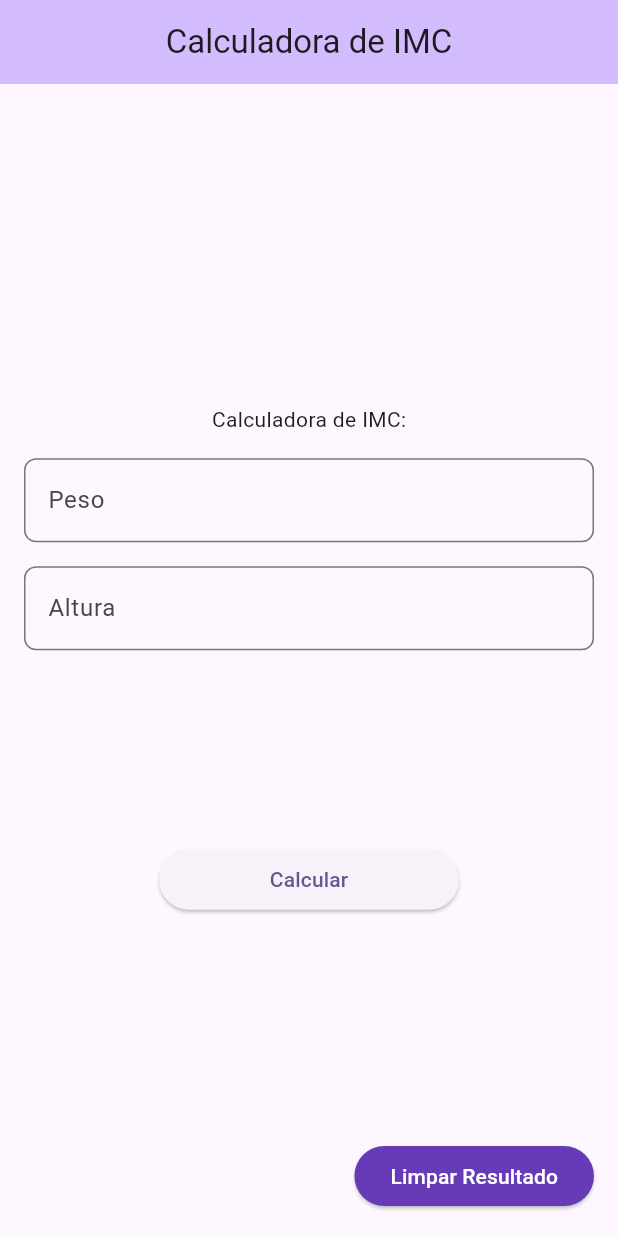
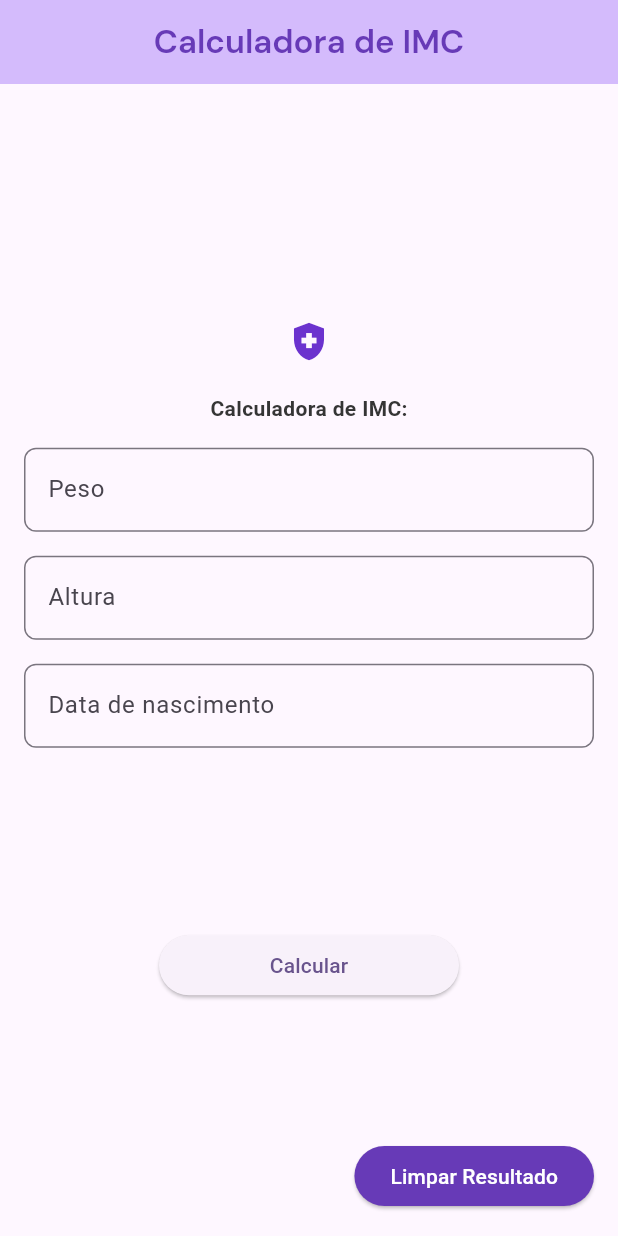
Before and after one commit to beaVaz/Calculadora-IMC-Flutter, a Flutter app: the screen it shows after launch, on a phone screen of 412 x 824 dp. Run offline on Flutter 3.47's test engine with Material 2 defaults, Android fonts, the phone set to English and light mode, and no system bars; our stand-ins replace google_fonts.

```diff
--- a/lib/main.dart
+++ b/lib/main.dart
@@ -1,4 +1,5 @@
 import 'package:flutter/material.dart';
+import 'package:google_fonts/google_fonts.dart';
 
 void main() {
   runApp(const MyApp());
@@ -8,12 +9,18 @@ class MyApp extends StatelessWidget {
   const MyApp({super.key});
 
   // This widget is the root of your application.
+  Text returnText(String texto) {
+    return Text(texto,
+        style: const TextStyle(fontSize: 16, fontWeight: FontWeight.bold));
+  }
+
   @override
   Widget build(BuildContext context) {
     return MaterialApp(
       title: 'Flutter Demo',
       theme: ThemeData(
-        colorScheme: ColorScheme.fromSeed(seedColor: Colors.deepPurple),
+        colorScheme: ColorScheme.fromSeed(
+            seedColor: const Color.fromARGB(255, 162, 108, 255)),
         useMaterial3: true,
       ),
       home: const MyHomePage(title: 'Calculadora de IMC'),
@@ -33,6 +40,7 @@ class MyHomePage extends StatefulWidget {
 class _MyHomePageState extends State<MyHomePage> {
   TextEditingController controllerPeso = TextEditingController();
   TextEditingController controllerAltura = TextEditingController();
+  var dataNascimentoController = TextEditingController(text: '');
   String resultadoImc = "";
   String feedbackImc = "";
 
@@ -41,7 +49,9 @@ class _MyHomePageState extends State<MyHomePage> {
     return Scaffold(
       appBar: AppBar(
         backgroundColor: Theme.of(context).colorScheme.inversePrimary,
-        title: Text(widget.title),
+        title: Text(widget.title,
+            style: GoogleFonts.dmSans(
+                fontWeight: FontWeight.w600, color: Colors.deepPurple)),
         centerTitle: true,
       ),
       body: Center(
@@ -50,8 +60,19 @@ class _MyHomePageState extends State<MyHomePage> {
           child: Column(
             mainAxisAlignment: MainAxisAlignment.center,
             children: <Widget>[
+              const Icon(
+                Icons.health_and_safety_sharp,
+                size: 30,
+                color: Color.fromARGB(255, 107, 50, 206),
+              ),
+              const SizedBox(
+                height: 20,
+              ),
               const Text(
                 'Calculadora de IMC:',
+                style: TextStyle(
+                    color: Color.fromARGB(255, 53, 53, 53),
+                    fontWeight: FontWeight.w700),
               ),
               const SizedBox(
                 height: 16,
@@ -78,6 +99,28 @@ class _MyHomePageState extends State<MyHomePage> {
                         borderRadius: BorderRadius.all(Radius.circular(8.0)))),
               ),
               const SizedBox(
+                height: 16,
+              ),
+              TextFormField(
+                keyboardType: const TextInputType.numberWithOptions(),
+                controller: dataNascimentoController,
+                decoration: const InputDecoration(
+                    labelText: 'Data de nascimento',
+                    border: OutlineInputBorder(
+                        borderRadius: BorderRadius.all(Radius.circular(8.0)))),
+                onTap: () async {
+                  var data = await showDatePicker(
+                    context: context,
+                    initialDate: DateTime(1950, 01, 01),
+                    firstDate: DateTime(1999, 01, 01),
+                    lastDate: DateTime(2050, 12, 31),
+                  );
+                  if (data != null) {
+                    dataNascimentoController.text = data.toString();
+                  }
+                },
+              ),
+              const SizedBox(
                 height: 32,
               ),
               Text(
@@ -96,7 +139,7 @@ class _MyHomePageState extends State<MyHomePage> {
                     color: Colors.deepPurple),
               ),
               const SizedBox(
-                height: 16,
+                height: 8,
               ),
               SizedBox(
                   width: 200,
--- a/pubspec.yaml
+++ b/pubspec.yaml
@@ -35,6 +35,7 @@ dependencies:
   # The following adds the Cupertino Icons font to your application.
   # Use with the CupertinoIcons class for iOS style icons.
   cupertino_icons: ^1.0.2
+  google_fonts: ^6.1.0
 
 dev_dependencies:
   flutter_test:
```
Also changed, not shown: pubspec.lock, 1 other file.
